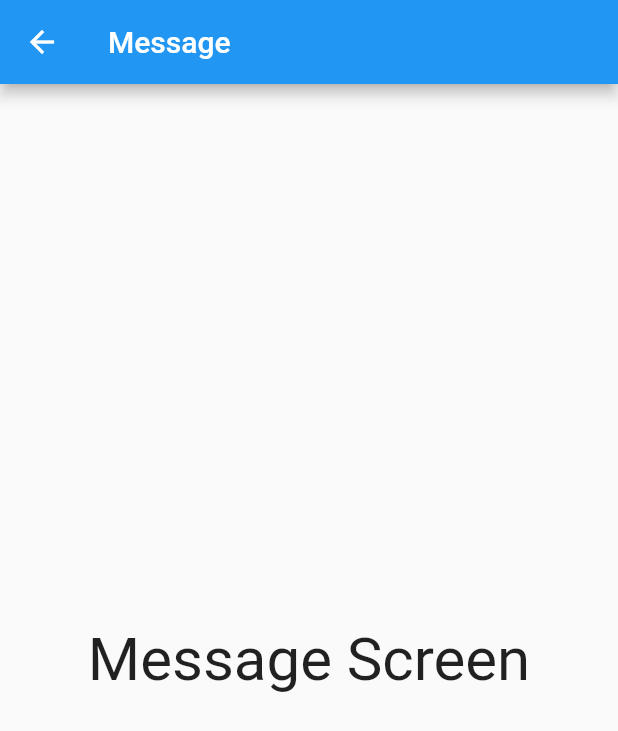
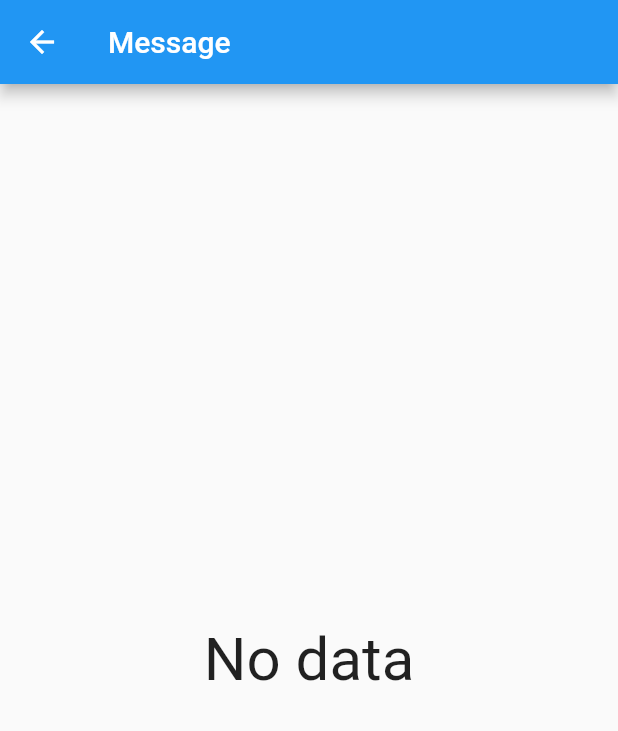
Before and after one commit to Lisandris/App-de-Notificaciones, a Flutter app: the MessageScreen screen opened by its route, on a phone screen of 412 x 824 dp. Shown: the top 731 px of the screen. Run offline on Flutter 3.47's test engine with Material 2 defaults, Android fonts, the phone set to English and light mode, and no system bars; our stand-ins replace firebase_core, firebase_messaging; accounts and stored records are empty.

Commit message:
Navegar a la segunda pantalla con los argumentos de la notificación

```diff
--- a/lib/main.dart
+++ b/lib/main.dart
@@ -20,6 +20,9 @@ class MyApp extends StatefulWidget {
 
 class _MyAppState extends State<MyApp> {
 
+  final GlobalKey<NavigatorState> navigatorKey = new GlobalKey<NavigatorState>();
+  final GlobalKey<ScaffoldMessengerState> messengerKey = new GlobalKey<ScaffoldMessengerState>();
+
   @override
   void initState() {
     super.initState();
@@ -28,6 +31,11 @@ class _MyAppState extends State<MyApp> {
     PushNotificationService.messagesStream.listen((message) {
 
       print('MyApp: $message');
+      // Navigator.pushNamed(context, 'message');
+      navigatorKey.currentState?.pushNamed('message', arguments: message);
+
+      final snackBar = SnackBar(content: Text (message));
+      messengerKey.currentState?.showSnackBar(snackBar);
     });
 
 
@@ -39,6 +47,8 @@ class _MyAppState extends State<MyApp> {
       debugShowCheckedModeBanner: false,
       title: 'Material App',
       initialRoute: 'home',
+      navigatorKey: navigatorKey, /* Para navegar */
+      scaffoldMessengerKey: messengerKey, /* Snakcs */
       routes: {
         'home'   : ( _ ) => HomeScreen(),
         'message': ( _ ) => MessageScreen(),
--- a/lib/screens/message_screen.dart
+++ b/lib/screens/message_screen.dart
@@ -1,14 +1,18 @@
 import 'package:flutter/material.dart';
 
 class MessageScreen extends StatelessWidget {
+
   @override
   Widget build(BuildContext context) {
+
+final args = ModalRoute.of(context)?.settings.arguments ?? 'No data';
+
     return Scaffold(
       appBar: AppBar(
         title: Text('Message'),
       ),
       body: Center(
-        child: Text('Message Screen', style: TextStyle(fontSize: 40) ),
+        child: Text('$args', style: TextStyle(fontSize: 40) ),
       ),
     );
   }
--- a/lib/services/push_notifications_services.dart
+++ b/lib/services/push_notifications_services.dart
@@ -17,26 +17,25 @@ static Stream<String> get messagesStream => _messageStream.stream;
 static Future _backgroundHandler( RemoteMessage message ) async {
   // print(' onbackground Handler ${ message.messageId }');
   print( message.data );
-  _messageStream.add( message.notification?.body ?? 'No title' );
+  _messageStream.add( message.data['product'] ?? 'No data' );
 }
 
 static Future _onMessageHandler( RemoteMessage message ) async {
   // print('onMessage Handler ${ message.messageId }');
   print( message.data );
- _messageStream.add( message.notification?.body ?? 'No title' );
-
+  _messageStream.add( message.data['product'] ?? 'No data' );
 }
 
 static Future _onMessageOpenApp( RemoteMessage message ) async {
   // print('onMessagwOpenApp Handler ${ message.messageId }');
  print( message.data );
- _messageStream.add( message.notification?.body ?? 'No title' );
+ _messageStream.add( message.data['product'] ?? 'No data' );
 }
 
 
 static Future initializeApp() async {
 
-  // pushh notifications
+  // push notifications
   await Firebase.initializeApp();
   token = await FirebaseMessaging.instance.getToken();
   print('Token: $token');
```
Also changed, not shown: pubspec.lock, 1 other file.
